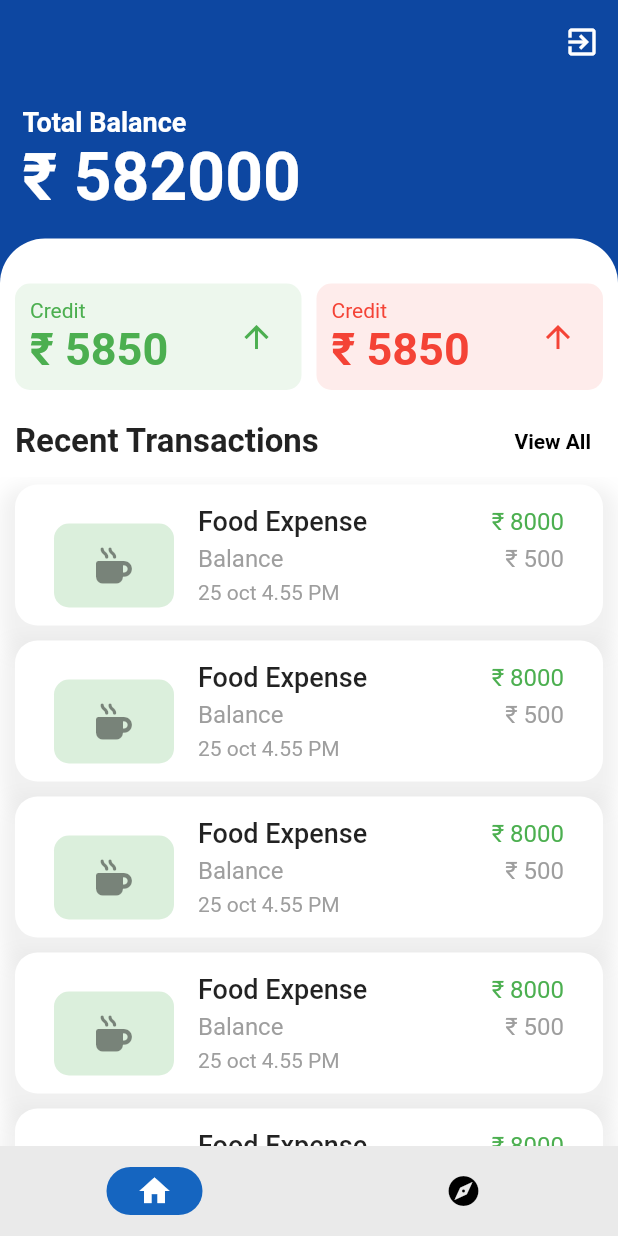
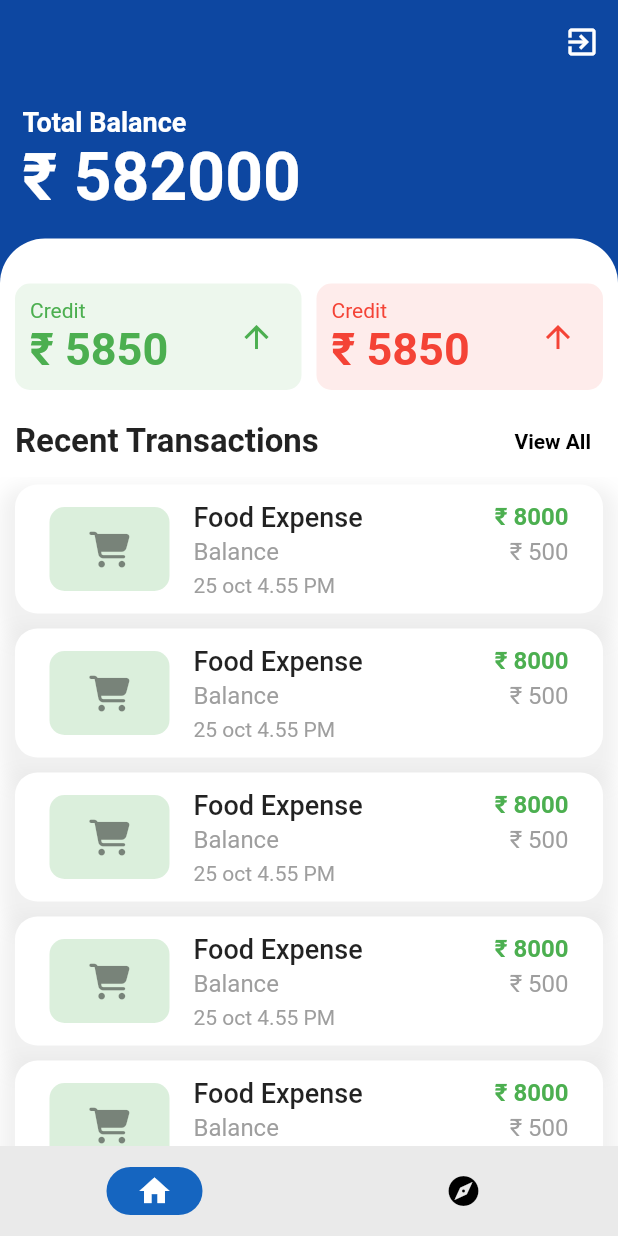
Before and after one commit to AfilAhamed/Budget_Tracker_Firebase, a Flutter app: the screen it shows once a user with an empty profile is signed in, on a phone screen of 412 x 824 dp. Run offline on Flutter 3.47's test engine with Material 3 defaults, Android fonts, the phone set to English and light mode, and no system bars; our stand-ins replace firebase_auth, firebase_core, font_awesome_flutter, google_fonts, iconsax; accounts and stored records are empty.

```diff
--- a/lib/helpers/icon.dart
+++ b/lib/helpers/icon.dart
@@ -1,4 +1,3 @@
-import 'package:flutter/foundation.dart';
 import 'package:flutter/material.dart';
 import 'package:font_awesome_flutter/font_awesome_flutter.dart';
 
@@ -10,7 +9,7 @@ class AppIcons {
     },
     {
       "name": "Grocery",
-      "icon": FontAwesomeIcons.shoppingCart,
+      "icon": FontAwesomeIcons.cartShopping,
     },
     {"name": "milk", "icon": FontAwesomeIcons.mugHot},
     {"name": "home", "icon": FontAwesomeIcons.productHunt},
@@ -28,7 +27,7 @@ class AppIcons {
   IconData getExpenseCategoryIcons(String catagoryName) {
     final category = homeExpenesesCategories.firstWhere(
         (category) => category['name'] == catagoryName,
-        orElse: () => {"icon": FontAwesomeIcons.shoppingCart});
+        orElse: () => {"icon": FontAwesomeIcons.cartShopping});
     return category['icon'];
   }
 }
--- a/lib/view/home_screen/home_screen.dart
+++ b/lib/view/home_screen/home_screen.dart
@@ -5,9 +5,7 @@ import 'package:flutter/material.dart';
 import 'package:font_awesome_flutter/font_awesome_flutter.dart';
 
 class HomeScreen extends StatelessWidget {
-  HomeScreen({super.key});
-
-  var appIcons = AppIcons();
+  const HomeScreen({super.key});
 
   logout() async {
     await FirebaseAuth.instance.signOut();
@@ -72,20 +70,20 @@ class HomeScreen extends StatelessWidget {
                           ],
                           borderRadius: BorderRadius.circular(15)),
                       child: Padding(
-                        padding: const EdgeInsets.all(10),
+                        padding: const EdgeInsets.all(7),
                         child: ListTile(
-                          leading: Container(
+                          leading: SizedBox(
                             height: 100,
                             width: 80,
                             child: Container(
-                              width: 30,
-                              height: 30,
+                              width: 40,
+                              height: 40,
                               decoration: BoxDecoration(
                                   borderRadius: BorderRadius.circular(10),
                                   color: Colors.green.withOpacity(0.2)),
                               child: Center(
-                                  child: FaIcon(appIcons
-                                      .getExpenseCategoryIcons('milk'))),
+                                  child: FaIcon(AppIcons()
+                                      .getExpenseCategoryIcons('Grocery'))),
                             ),
                           ),
                           tileColor: Colors.white,
@@ -99,12 +97,14 @@ class HomeScreen extends StatelessWidget {
                               )),
                               Text(
                                 '₹ 8000',
-                                style: TextStyle(color: Colors.green),
+                                style: TextStyle(
+                                    color: Colors.green,
+                                    fontWeight: FontWeight.bold),
                               ),
                             ],
                           ),
                           subtitle: const Padding(
-                            padding: EdgeInsets.only(top: 5),
+                            padding: EdgeInsets.only(top: 3),
                             child: Column(
                               crossAxisAlignment: CrossAxisAlignment.start,
                               mainAxisAlignment: MainAxisAlignment.start,
```
